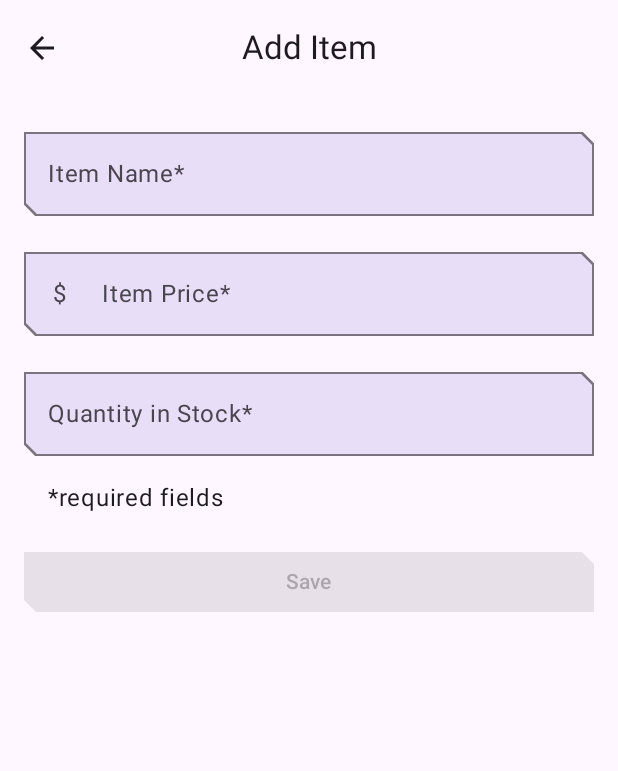
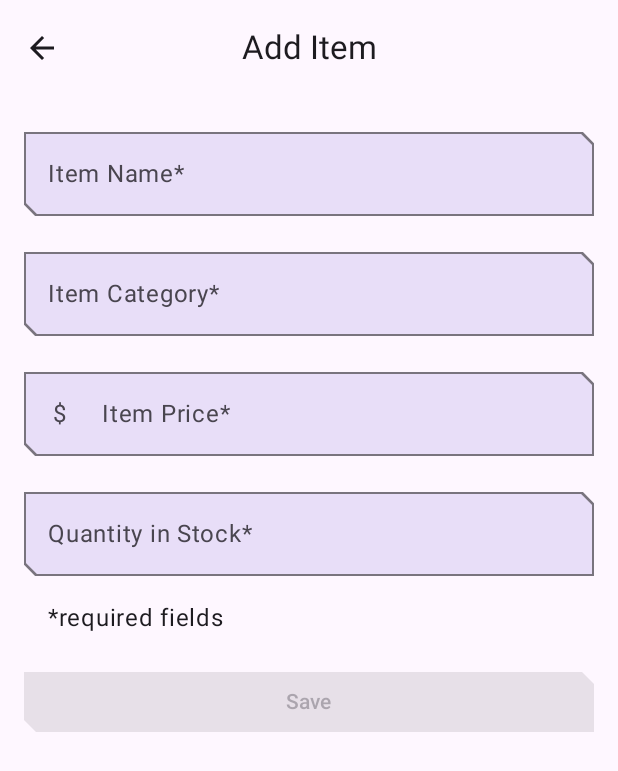
Before and after one commit to pspletinckx/SuppliesForAndroid, an Android app built with Jetpack Compose: the screen it shows after launch (MainActivity), after a tap on "Add Item", on a phone screen of 412 x 824 dp. Shown: the top 771 px of the screen. Run offline under Robolectric (Android 15) with nearby library versions, the phone set to English and light mode, and no system bars; our stand-ins replace Room's generated code.

Commit message:
Added "String" field Category to Item and UI

```diff
--- a/app/src/main/java/be/pieterpletinckx/supplystorage/data/InventoryDatabase.kt
+++ b/app/src/main/java/be/pieterpletinckx/supplystorage/data/InventoryDatabase.kt
@@ -24,7 +24,7 @@ import androidx.room.RoomDatabase
 /**
  * Database class with a singleton Instance object.
  */
-@Database(entities = [Item::class], version = 1, exportSchema = false)
+@Database(entities = [Item::class], version = 2, exportSchema = false)
 abstract class InventoryDatabase : RoomDatabase() {
 
     abstract fun itemDao(): ItemDao
--- a/app/src/main/java/be/pieterpletinckx/supplystorage/data/Item.kt
+++ b/app/src/main/java/be/pieterpletinckx/supplystorage/data/Item.kt
@@ -18,6 +18,7 @@ package be.pieterpletinckx.supplystorage.data
 
 import androidx.room.Entity
 import androidx.room.PrimaryKey
+import be.pieterpletinckx.supplystorage.model.Category
 
 /**
  * Entity data class represents a single row in the database.
@@ -28,5 +29,7 @@ data class Item(
     val id: Int = 0,
     val name: String,
     val price: Double,
-    val quantity: Int
+    val quantity: Int,
+    val category: String,
+//    val location: String
 )
--- a/app/src/main/java/be/pieterpletinckx/supplystorage/ui/catalog/CatalogOverview.kt
+++ /dev/null
@@ -1,77 +0,0 @@
-package be.pieterpletinckx.supplystorage.ui.catalog
-
-import androidx.compose.foundation.Image
-import androidx.compose.foundation.layout.Column
-import androidx.compose.foundation.layout.height
-import androidx.compose.foundation.layout.padding
-import androidx.compose.foundation.lazy.grid.GridCells
-import androidx.compose.foundation.lazy.grid.LazyVerticalGrid
-import androidx.compose.foundation.lazy.grid.items
-import androidx.compose.material3.Card
-import androidx.compose.material3.MaterialTheme
-import androidx.compose.material3.Text
-import androidx.compose.runtime.Composable
-import androidx.compose.ui.Modifier
-import androidx.compose.ui.layout.ContentScale
-import androidx.compose.ui.platform.LocalContext
-import androidx.compose.ui.res.painterResource
-import androidx.compose.ui.res.stringResource
-import androidx.compose.ui.tooling.preview.Preview
-import androidx.compose.ui.unit.dp
-import be.pieterpletinckx.supplystorage.R
-import be.pieterpletinckx.supplystorage.data.Datasource
-import be.pieterpletinckx.supplystorage.model.Category
-
-@Composable
-fun AffirmationsApp() {
-    CategoryList(
-        affirmationList = Datasource().loadCategories(),
-    )
-}
-
-@Composable
-fun CategoryList(affirmationList: List<Category>, modifier: Modifier = Modifier) {
-    LazyVerticalGrid(
-        columns = GridCells.Adaptive(minSize = 160.dp),
-        modifier = modifier) {
-        items(affirmationList) { affirmation ->
-            CategoryCard(
-                affirmation = affirmation,
-                modifier = Modifier.padding(8.dp)
-            )
-        }
-    }
-}
-
-@Composable
-fun CategoryCard(affirmation: Category, modifier: Modifier = Modifier) {
-    Card(modifier = modifier) {
-        Column {
-            Image(
-                painter = painterResource(affirmation.image),
-                contentDescription = stringResource(affirmation.name),
-                modifier = Modifier
-//                    .fillMaxWidth()
-                    .height(194.dp),
-                contentScale = ContentScale.Crop
-            )
-            Text(
-                text = LocalContext.current.getString(affirmation.name),
-                modifier = Modifier.padding(16.dp),
-                style = MaterialTheme.typography.headlineSmall
-            )
-        }
-    }
-}
-
-//@Preview
-//@Composable
-//private fun CategoryCard() {
-//    CategoryCard(Category(R.string.category_drinks, R.drawable.cocacola))
-//}
-
-@Preview
-@Composable
-private fun CategoryGrid() {
-    CategoryList(affirmationList = Datasource().loadCategories(),)
-}
--- a/app/src/main/java/be/pieterpletinckx/supplystorage/ui/home/HomeScreen.kt
+++ b/app/src/main/java/be/pieterpletinckx/supplystorage/ui/home/HomeScreen.kt
@@ -204,7 +204,9 @@ private fun InventoryItem(
 fun HomeBodyPreview() {
     InventoryTheme {
         HomeBody(listOf(
-            Item(1, "Game", 100.0, 20), Item(2, "Pen", 200.0, 30), Item(3, "TV", 300.0, 50)
+            Item(1, "San Andreas", 100.0, 20, "Game"),
+            Item(2, "Pen", 200.0, 30, "Desk"),
+            Item(3, "TV", 300.0, 50, "Electronics")
         ), onItemClick = {})
     }
 }
@@ -222,7 +224,7 @@ fun HomeBodyEmptyListPreview() {
 fun InventoryItemPreview() {
     InventoryTheme {
         InventoryItem(
-            Item(1, "Game", 100.0, 20),
+            Item(1, "San Andreas", 100.0, 20, "Game"),
         )
     }
 }
--- a/app/src/main/java/be/pieterpletinckx/supplystorage/ui/item/ItemEntryScreen.kt
+++ b/app/src/main/java/be/pieterpletinckx/supplystorage/ui/item/ItemEntryScreen.kt
@@ -153,6 +153,19 @@ fun ItemInputForm(
             singleLine = true
         )
         OutlinedTextField(
+            value = itemDetails.category,
+            onValueChange = { onValueChange(itemDetails.copy(category = it)) },
+            label = { Text(stringResource(R.string.item_category_req)) },
+            colors = OutlinedTextFieldDefaults.colors(
+                focusedContainerColor = MaterialTheme.colorScheme.secondaryContainer,
+                unfocusedContainerColor = MaterialTheme.colorScheme.secondaryContainer,
+                disabledContainerColor = MaterialTheme.colorScheme.secondaryContainer,
+            ),
+            modifier = Modifier.fillMaxWidth(),
+            enabled = enabled,
+            singleLine = true
+        )
+        OutlinedTextField(
             value = itemDetails.price,
             onValueChange = { onValueChange(itemDetails.copy(price = it)) },
             keyboardOptions = KeyboardOptions(keyboardType = KeyboardType.Decimal),
--- a/app/src/main/java/be/pieterpletinckx/supplystorage/ui/item/ItemEntryViewModel.kt
+++ b/app/src/main/java/be/pieterpletinckx/supplystorage/ui/item/ItemEntryViewModel.kt
@@ -73,6 +73,7 @@ data class ItemDetails(
     val name: String = "",
     val price: String = "",
     val quantity: String = "",
+    val category: String = "",
 )
 
 /**
@@ -84,7 +85,8 @@ fun ItemDetails.toItem(): Item = Item(
     id = id,
     name = name,
     price = price.toDoubleOrNull() ?: 0.0,
-    quantity = quantity.toIntOrNull() ?: 0
+    quantity = quantity.toIntOrNull() ?: 0,
+    category = category
 )
 
 fun Item.formatedPrice(): String {
@@ -106,5 +108,6 @@ fun Item.toItemDetails(): ItemDetails = ItemDetails(
     id = id,
     name = name,
     price = price.toString(),
-    quantity = quantity.toString()
+    quantity = quantity.toString(),
+    category = category
 )
--- a/app/src/main/res/values/strings.xml
+++ b/app/src/main/res/values/strings.xml
@@ -21,6 +21,7 @@
     <string name="item_detail_title">Item Details</string>
     <string name="item_entry_title">Add Item</string>
     <string name="item_name_req">Item Name*</string>
+    <string name="item_category_req">Item Category*</string>
     <string name="item_price_req">Item Price*</string>
     <string name="no">No</string>
     <string name="price">Price</string>
@@ -31,4 +32,5 @@
     <string name="sell">Sell</string>
     <string name="yes">Yes</string>
     <string name="required_fields">*required fields</string>
+    <string name="category">Category</string>
 </resources>
```
Also changed, not shown: app/src/main/java/be/pieterpletinckx/supplystorage/ui/item/ItemDetailsScreen.kt (+10 -0 lines), app/src/main/java/be/pieterpletinckx/supplystorage/ui/search/SearchByNameScreen.kt (+7 -11 lines).
